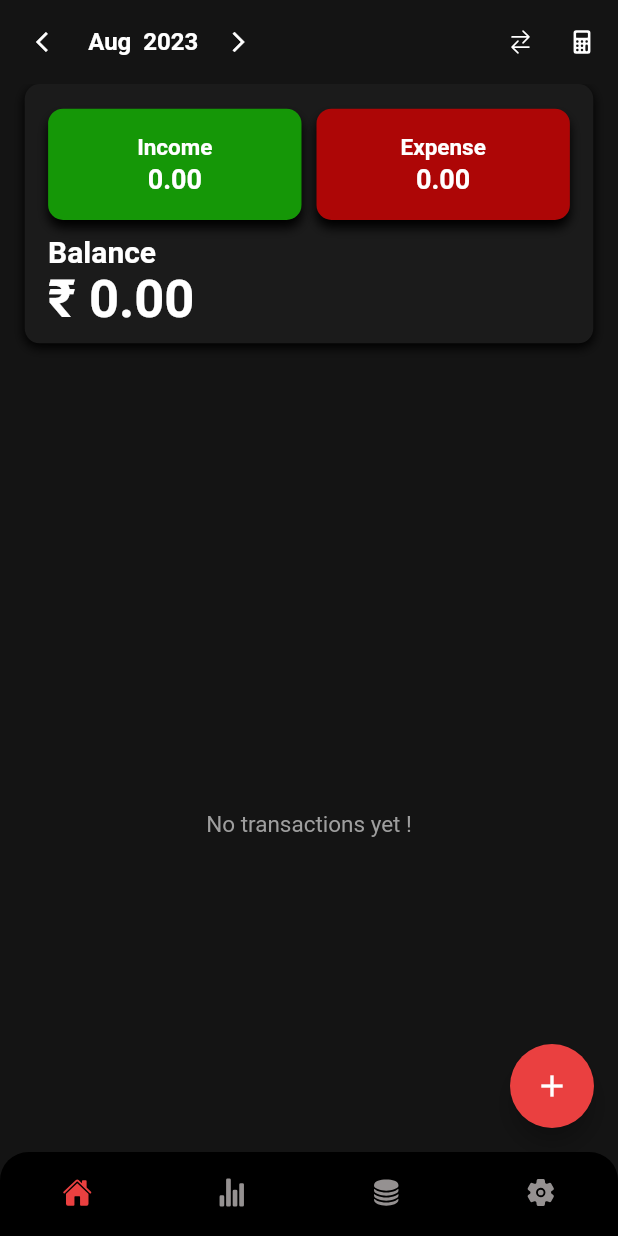
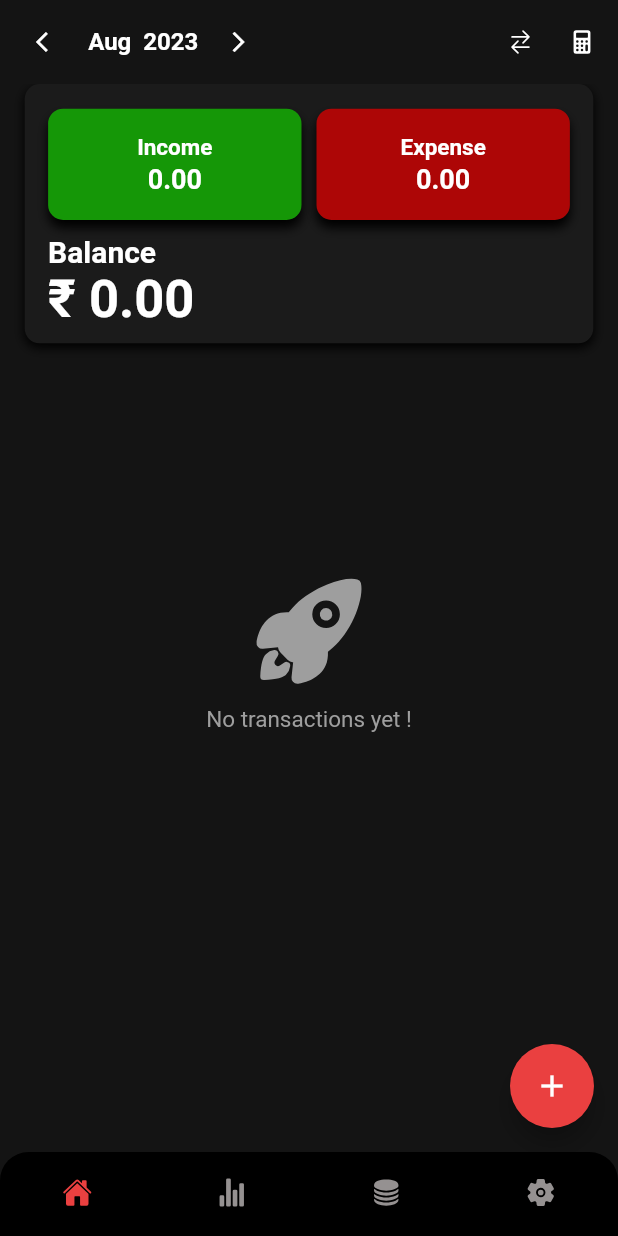
Before and after one commit to joyaljosephnote/Fin_Trackr, a Flutter app: the screen it shows after launch, on a phone screen of 412 x 824 dp. Run offline on Flutter 3.47's test engine with Material 2 defaults, Android fonts, the phone set to English and light mode, and no system bars; our stand-ins replace flutter_spinkit, google_fonts, hive, hive_flutter, image_picker, ionicons and 2 more; missing offline and left inert: currency_picker, month_year_picker; accounts and stored records are empty.

Commit message:
welcome screen making started

```diff
--- a/lib/screens/transaction_screen/transaction_screen.dart
+++ b/lib/screens/transaction_screen/transaction_screen.dart
@@ -588,15 +588,28 @@ class _TransactionScreenState extends State<TransactionScreen> {
                       ),
                     )
                   : Center(
-                      child: Container(
-                        height: screenHeight / 2.5,
-                        alignment: Alignment.bottomCenter,
-                        child: const Text(
-                          "No transactions yet !",
-                          style: TextStyle(
-                            fontSize: 15,
-                            color: Colors.grey,
-                          ),
+                      child: SizedBox(
+                        height: screenHeight / 2,
+                        child: const Column(
+                          crossAxisAlignment: CrossAxisAlignment.center,
+                          mainAxisAlignment: MainAxisAlignment.center,
+                          children: [
+                            Icon(
+                              Ionicons.rocket,
+                              color: AppColor.ftTextTertiaryColor,
+                              size: 80,
+                            ),
+                            SizedBox(
+                              height: 10,
+                            ),
+                            Text(
+                              "No transactions yet !",
+                              style: TextStyle(
+                                fontSize: 15,
+                                color: AppColor.ftTextTertiaryColor,
+                              ),
+                            ),
+                          ],
                         ),
                       ),
                     );
--- a/pubspec.yaml
+++ b/pubspec.yaml
@@ -54,6 +54,7 @@ dependencies:
   image_picker: ^0.8.7+5
   path_provider: ^2.0.15
   photo_view: ^0.14.0
+  lottie: ^2.3.2
 
 
 
@@ -84,7 +85,7 @@ flutter:
 
   # To add assets to your application, add an assets section, like this:
   # assets:
-  #   - assets/add-photo.png
+  #   - assets/logo/htlogo.png
   #   - images/a_dot_ham.jpeg
 
   # An image asset can refer to one or more resolution-specific "variants", see
```
Also changed, not shown: lib/screens/transaction_screen/all_transaction_screen.dart (+22 -10 lines), pubspec.lock.
